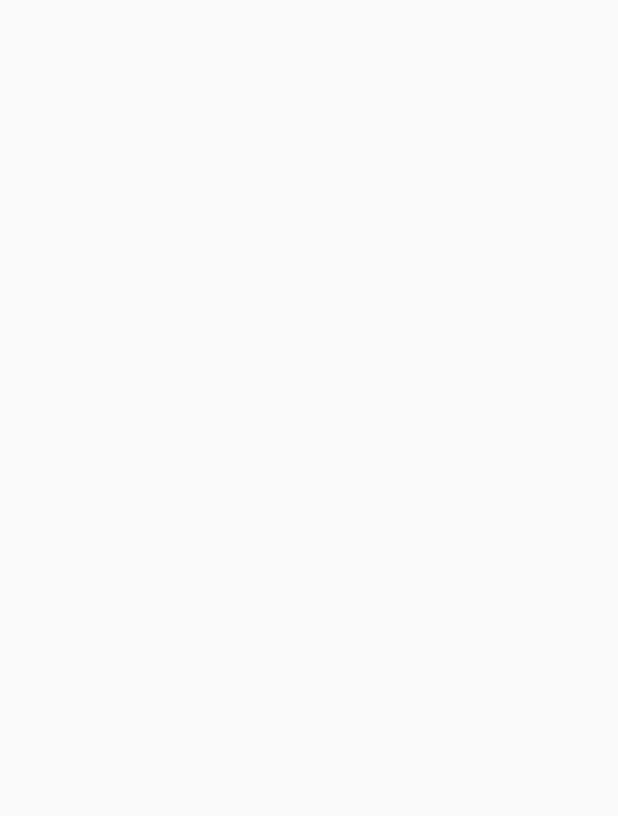
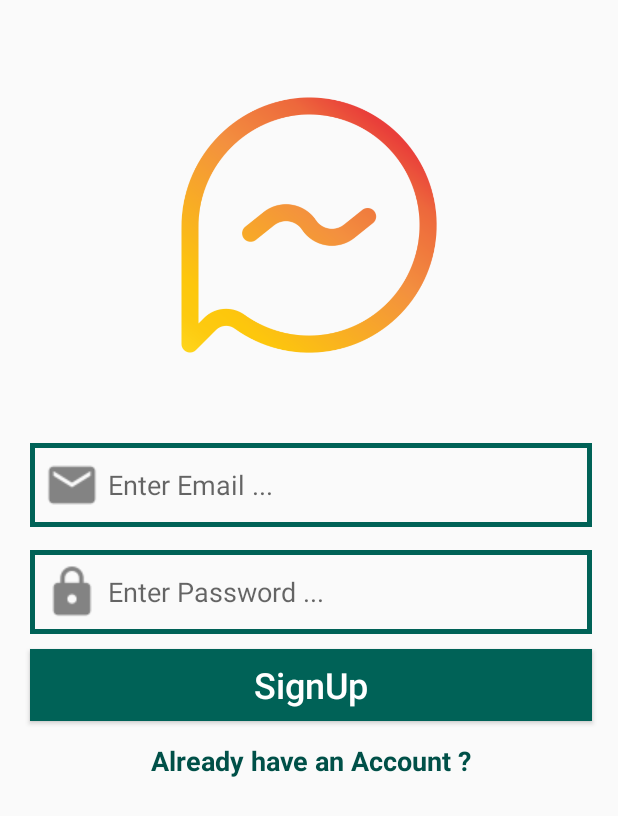
Before and after one commit to mishra-abhii/ChatMates, an Android app: the RegisterActivity screen opened directly, with no data from a screen before it, on a phone screen of 412 x 824 dp. Before the commit the part shown is empty. Shown: the top 816 px of the screen. Run offline under Robolectric (Android 15) with nearby library versions, the phone set to English and light mode, and no system bars.

Commit message:
Made UI for Phonelogin, Register and Settings

```diff
--- a/app/build.gradle
+++ b/app/build.gradle
@@ -37,7 +37,7 @@ dependencies {
     implementation 'com.google.firebase:firebase-database:20.0.5'
     implementation 'com.google.firebase:firebase-storage:20.0.1'
 
-//    implementation 'de.hdodenhof:circleimageview:3.1.0'
+    implementation 'de.hdodenhof:circleimageview:3.1.0'
 //    implementation 'com.github.bumptech.glide:glide:4.11.0'
 //    implementation 'com.theartofdev.edmodo:android-image-cropper:2.8.0'
 
--- a/app/src/main/res/layout/activity_register.xml
+++ b/app/src/main/res/layout/activity_register.xml
@@ -1,9 +1,96 @@
 <?xml version="1.0" encoding="utf-8"?>
-<androidx.constraintlayout.widget.ConstraintLayout xmlns:android="http://schemas.android.com/apk/res/android"
+<RelativeLayout xmlns:android="http://schemas.android.com/apk/res/android"
     xmlns:app="http://schemas.android.com/apk/res-auto"
     xmlns:tools="http://schemas.android.com/tools"
     android:layout_width="match_parent"
     android:layout_height="match_parent"
     tools:context=".Authentication.RegisterActivity">
 
-</androidx.constraintlayout.widget.ConstraintLayout>
+    <ImageView
+        android:id="@+id/register_image"
+        android:layout_width="200dp"
+        android:layout_height="200dp"
+        android:layout_alignParentStart="true"
+        android:layout_marginStart="115dp"
+        android:layout_marginTop="50dp"
+        android:layout_marginEnd="115dp"
+        android:scaleType="fitCenter"
+        android:src="@drawable/chat">
+
+    </ImageView>
+
+    <EditText
+        android:id="@+id/signup_email"
+        android:layout_width="match_parent"
+        android:layout_height="wrap_content"
+        android:layout_below="@+id/register_image"
+        android:layout_alignParentStart="true"
+        android:layout_marginStart="20dp"
+        android:layout_marginTop="45dp"
+        android:layout_marginEnd="17dp"
+        android:background="@drawable/edittext"
+        android:drawableStart="@drawable/email"
+        android:hint="Enter Email ..."
+        android:inputType="textEmailAddress"
+        android:padding="4dp">
+
+    </EditText>
+
+    <EditText
+        android:id="@+id/signup_password"
+        android:layout_width="match_parent"
+        android:layout_height="wrap_content"
+        android:layout_below="@+id/signup_email"
+        android:layout_alignParentStart="true"
+        android:layout_marginStart="20dp"
+        android:layout_marginTop="15dp"
+        android:layout_marginEnd="17dp"
+        android:background="@drawable/edittext"
+        android:drawableStart="@drawable/password"
+        android:hint="Enter Password ..."
+        android:inputType="textPassword"
+        android:padding="4dp">
+
+    </EditText>
+
+
+    <Button
+        android:id="@+id/signup_btn"
+        android:layout_width="match_parent"
+        android:layout_height="wrap_content"
+        android:layout_below="@+id/signup_password"
+        android:layout_alignParentStart="true"
+        android:layout_marginStart="20dp"
+        android:layout_marginTop="10dp"
+        android:layout_marginEnd="17dp"
+        android:background="@drawable/buttons"
+        android:padding="4dp"
+        android:text="SignUp"
+        android:textAlignment="center"
+        android:textAllCaps="false"
+        android:textColor="@color/white"
+        android:textSize="24sp">
+
+    </Button>
+
+    <TextView
+        android:id="@+id/already_have_acc"
+        android:layout_width="match_parent"
+        android:layout_height="wrap_content"
+        android:layout_below="@+id/signup_btn"
+        android:layout_alignParentStart="true"
+        android:layout_centerHorizontal="true"
+        android:layout_marginStart="20dp"
+        android:layout_marginTop="10dp"
+        android:layout_marginEnd="17dp"
+        android:padding="4dp"
+        android:text="Already have an Account ?"
+        android:textAlignment="center"
+        android:textColor="@color/colorPrimaryDark"
+        android:textSize="18sp"
+        android:textStyle="bold">
+
+    </TextView>
+
+
+</RelativeLayout>
```
Also changed, not shown: app/src/main/AndroidManifest.xml (+5 -5 lines), app/src/main/java/com/example/chatmates/SettingsActivity.java (added, +14 -0 lines), app/src/main/res/layout/activity_phone_login.xml (+92 -2 lines), app/src/main/res/layout/activity_settings.xml (added, +84 -0 lines), app/src/main/res/drawable-v24/profile_image.png (added).
